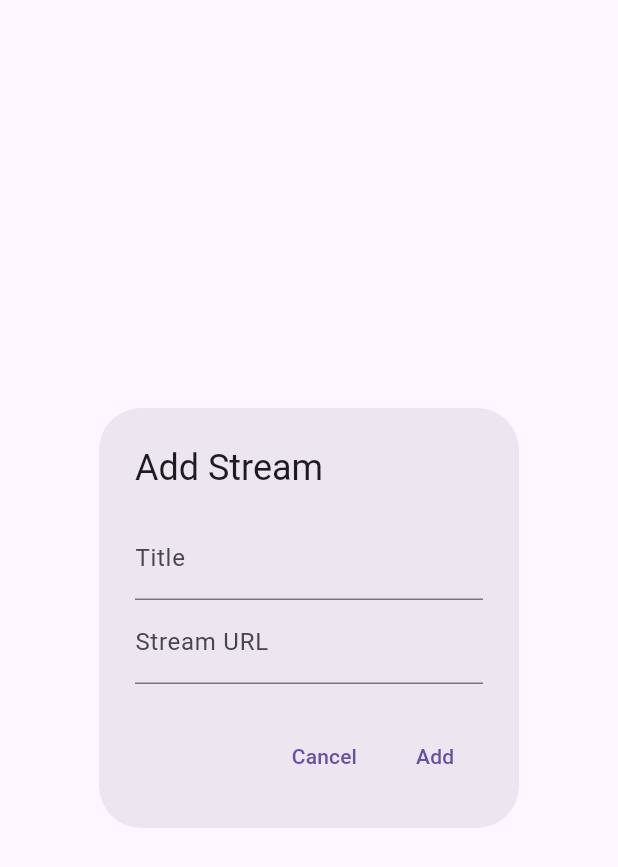
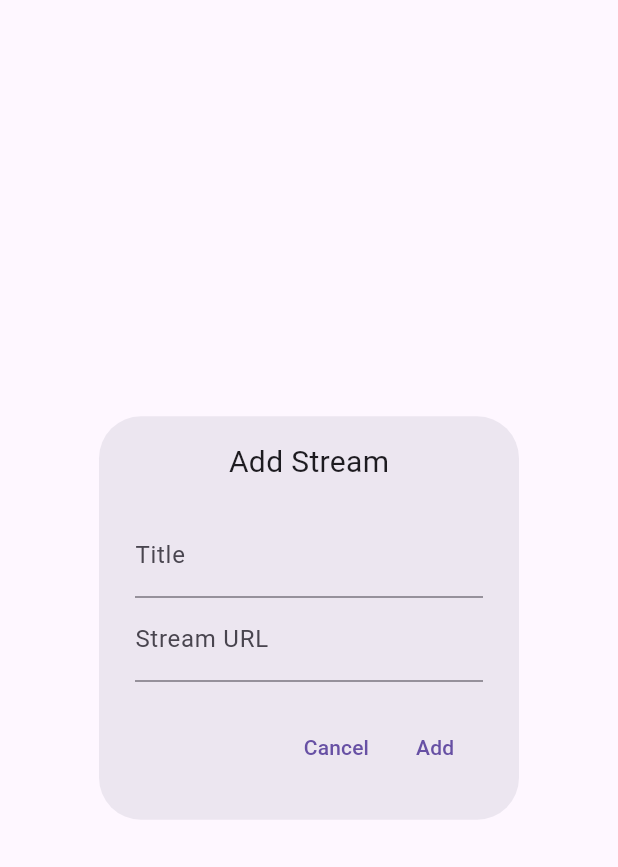
Before and after one commit to ycChu711/ip_camera_app, a Flutter app: the AddStreamScreen widget shown alone on an empty page, opened directly with empty values, on a phone screen of 412 x 824 dp. Shown: the top 867 px of the screen. Run offline on Flutter 3.47's test engine with Material 3 defaults, Android fonts, the phone set to English and light mode, and no system bars; missing offline and left inert: flutter_vlc_player.

Commit message:
Fix alert dialog overflowed issue by including title and buttons in the scrollable section

```diff
--- a/lib/screens/add_stream_screen.dart
+++ b/lib/screens/add_stream_screen.dart
@@ -25,11 +25,14 @@ class _AddStreamScreenState extends State<AddStreamScreen> {
   @override
   Widget build(BuildContext context) {
     return AlertDialog(
-      title: const Text(addStreamLabel),
+      //title: const Text(addStreamLabel),
       content: SingleChildScrollView(
         child: Column(
           mainAxisSize: MainAxisSize.min,
           children: [
+            const Text(addStreamLabel,
+                style: TextStyle(fontSize: 20)), // Title included here
+            SizedBox(height: 20), // Space after title
             TextField(
               controller: _titleController,
               decoration: const InputDecoration(
@@ -42,10 +45,10 @@ class _AddStreamScreenState extends State<AddStreamScreen> {
                 labelText: streamUrlLabel,
               ),
             ),
-          ],
-        ),
-      ),
-      actions: <Widget>[
+            SizedBox(height: 20), // Add some space before the buttons
+            Row(
+              mainAxisAlignment: MainAxisAlignment.end,
+              children: [
                 TextButton(
                   child: const Text(cancelButtonLabel),
                   onPressed: () {
@@ -80,6 +83,10 @@ class _AddStreamScreenState extends State<AddStreamScreen> {
                   },
                 ),
               ],
+            ),
+          ],
+        ),
+      ),
     );
   }
 }
```
Also changed, not shown: lib/screens/download_stream_screen.dart (+11 -5 lines). Lines whose indentation alone changed are shown as unchanged.
